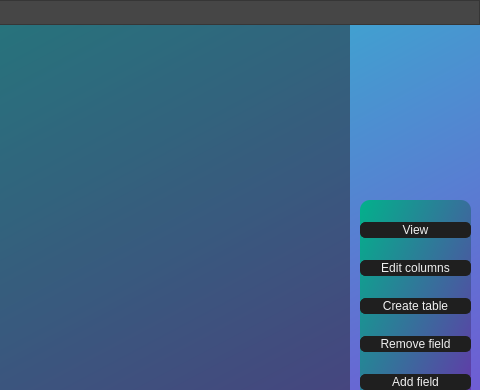
Bloody-cpp/BTables, file BTables/forms/mainWindowForm.ui: the form before one commit; both pictures show x 720 to 1200 and y 0 to 390 of the 1200 by 640 pixel window.
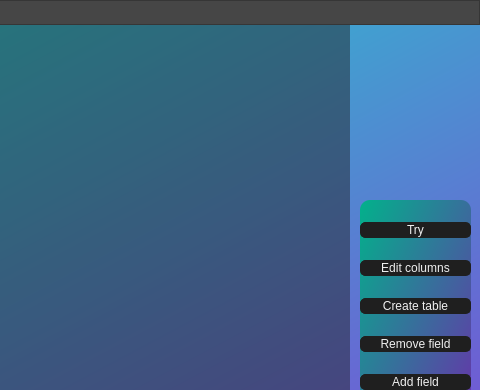
The form after the commit. Icons and pictures are not drawn.

Diff of the .ui file:
```diff
--- a/BTables/forms/mainWindowForm.ui
+++ b/BTables/forms/mainWindowForm.ui
@@ -160,7 +160,7 @@
         <string notr="true"/>
        </property>
        <property name="text">
-        <string>View</string>
+        <string>Try</string>
        </property>
       </widget>
      </item>
```
Left out of the diff: 49 changed lines with no effect on the pictures.
